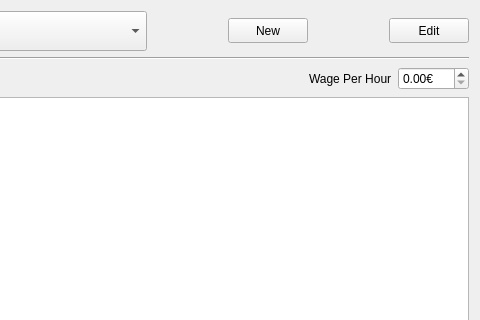
PhilippParis/BusinessManager, file ui/dialogs/billdialog.ui: the form before one commit; both pictures show x 171 to 651 and y 0 to 320 of the 651 by 717 pixel window.
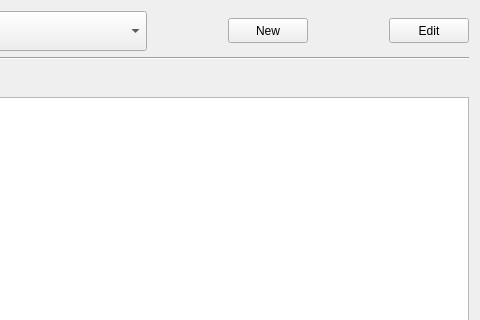
The form after the commit. Icons and pictures are not drawn.

```diff
--- a/ui/dialogs/billdialog.ui
+++ b/ui/dialogs/billdialog.ui
@@ -137,23 +137,6 @@
        </property>
       </spacer>
      </item>
-     <item>
-      <widget class="QLabel" name="label_2">
-       <property name="text">
-        <string>Wage Per Hour</string>
-       </property>
-      </widget>
-     </item>
-     <item>
-      <widget class="QDoubleSpinBox" name="sbWage">
-       <property name="suffix">
-        <string>€</string>
-       </property>
-       <property name="maximum">
-        <double>999.990000000000009</double>
-       </property>
-      </widget>
-     </item>
     </layout>
    </item>
    <item>
```
